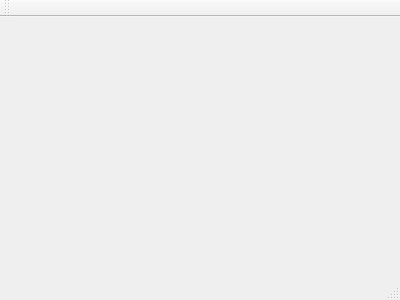
This is homecapt.ui in piti-diablotin/homecapt as Qt 5 draws it before an edit. The edited form follows.
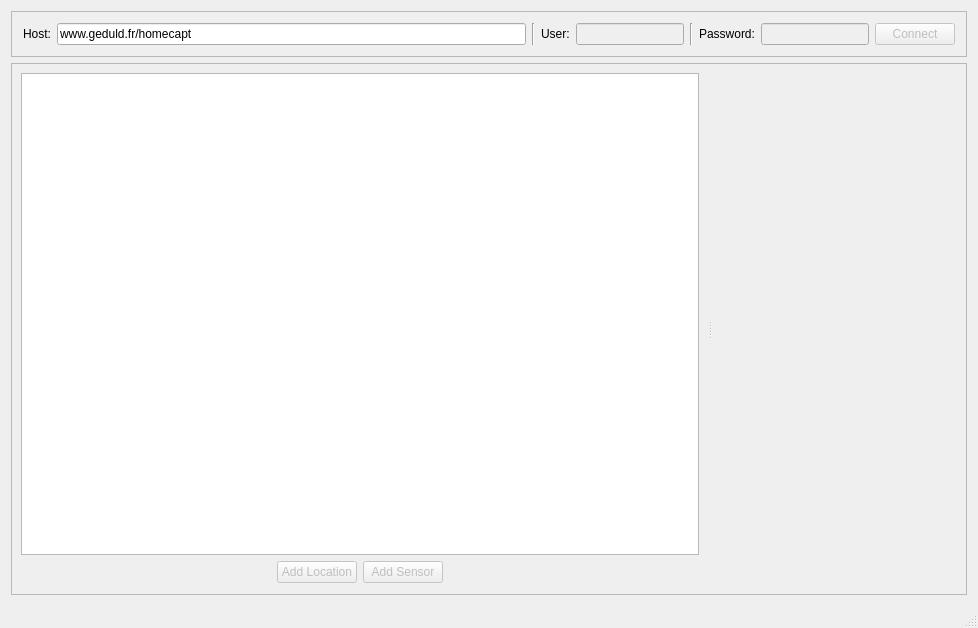
This is the edited form.

Commit message: Retrieve correctly the locations and sensors

Diff of the .ui file:
```diff
--- a/homecapt.ui
+++ b/homecapt.ui
@@ -1,24 +1,235 @@
 <ui version="4.0">
  <class>HomeCapt</class>
- <widget class="QMainWindow" name="HomeCapt" >
-  <property name="geometry" >
+ <widget class="QMainWindow" name="HomeCapt">
+  <property name="geometry">
    <rect>
     <x>0</x>
     <y>0</y>
-    <width>400</width>
-    <height>300</height>
+    <width>978</width>
+    <height>628</height>
    </rect>
   </property>
   <property name="windowTitle" >
    <string>HomeCapt</string>
   </property>
-  <widget class="QMenuBar" name="menuBar" />
-  <widget class="QToolBar" name="mainToolBar" />
-  <widget class="QWidget" name="centralWidget" />
-  <widget class="QStatusBar" name="statusBar" />
+  <widget class="QWidget" name="centralWidget">
+   <layout class="QVBoxLayout" name="verticalLayout">
+    <item>
+     <widget class="QFrame" name="frame">
+      <property name="sizePolicy">
+       <sizepolicy hsizetype="Preferred" vsizetype="Preferred">
+        <horstretch>0</horstretch>
+        <verstretch>0</verstretch>
+       </sizepolicy>
+      </property>
+      <property name="frameShape">
+       <enum>QFrame::StyledPanel</enum>
+      </property>
+      <property name="frameShadow">
+       <enum>QFrame::Raised</enum>
+      </property>
+      <layout class="QHBoxLayout" name="horizontalLayout">
+       <item>
+        <widget class="QLabel" name="label">
+         <property name="text">
+          <string>Host:</string>
+         </property>
+        </widget>
+       </item>
+       <item>
+        <widget class="QLineEdit" name="host">
+         <property name="text">
+          <string>www.geduld.fr/homecapt</string>
+         </property>
+        </widget>
+       </item>
+       <item>
+        <widget class="Line" name="line">
+         <property name="orientation">
+          <enum>Qt::Vertical</enum>
+         </property>
+        </widget>
+       </item>
+       <item>
+        <widget class="QLabel" name="label_2">
+         <property name="text">
+          <string>User:</string>
+         </property>
+        </widget>
+       </item>
+       <item>
+        <widget class="QLineEdit" name="user">
+         <property name="enabled">
+          <bool>false</bool>
+         </property>
+         <property name="sizePolicy">
+          <sizepolicy hsizetype="Preferred" vsizetype="Fixed">
+           <horstretch>0</horstretch>
+           <verstretch>0</verstretch>
+          </sizepolicy>
+         </property>
+        </widget>
+       </item>
+       <item>
+        <widget class="Line" name="line_2">
+         <property name="orientation">
+          <enum>Qt::Vertical</enum>
+         </property>
+        </widget>
+       </item>
+       <item>
+        <widget class="QLabel" name="label_3">
+         <property name="text">
+          <string>Password:</string>
+         </property>
+        </widget>
+       </item>
+       <item>
+        <widget class="QLineEdit" name="password">
+         <property name="enabled">
+          <bool>false</bool>
+         </property>
+         <property name="sizePolicy">
+          <sizepolicy hsizetype="Preferred" vsizetype="Fixed">
+           <horstretch>0</horstretch>
+           <verstretch>0</verstretch>
+          </sizepolicy>
+         </property>
+         <property name="echoMode">
+          <enum>QLineEdit::Password</enum>
+         </property>
+        </widget>
+       </item>
+       <item>
+        <widget class="QPushButton" name="connect">
+         <property name="enabled">
+          <bool>false</bool>
+         </property>
+         <property name="text">
+          <string>Connect</string>
+         </property>
+         <property name="checkable">
+          <bool>true</bool>
+         </property>
+        </widget>
+       </item>
+      </layout>
+     </widget>
+    </item>
+    <item>
+     <widget class="QSplitter" name="splitter">
+      <property name="sizePolicy">
+       <sizepolicy hsizetype="Expanding" vsizetype="Expanding">
+        <horstretch>0</horstretch>
+        <verstretch>0</verstretch>
+       </sizepolicy>
+      </property>
+      <property name="frameShape">
+       <enum>QFrame::StyledPanel</enum>
+      </property>
+      <property name="lineWidth">
+       <number>2</number>
+      </property>
+      <property name="orientation">
+       <enum>Qt::Horizontal</enum>
+      </property>
+      <property name="childrenCollapsible">
+       <bool>false</bool>
+      </property>
+      <widget class="QWidget" name="widget_2" native="true">
+       <layout class="QVBoxLayout" name="verticalLayout_2">
+        <property name="leftMargin">
+         <number>9</number>
+        </property>
+        <property name="topMargin">
+         <number>9</number>
+        </property>
+        <property name="rightMargin">
+         <number>9</number>
+        </property>
+        <item>
+         <widget class="QTreeView" name="LocSensView">
+          <property name="sizePolicy">
+           <sizepolicy hsizetype="Preferred" vsizetype="Expanding">
+            <horstretch>0</horstretch>
+            <verstretch>0</verstretch>
+           </sizepolicy>
+          </property>
+          <property name="editTriggers">
+           <set>QAbstractItemView::NoEditTriggers</set>
+          </property>
+          <attribute name="headerShowSortIndicator" stdset="0">
+           <bool>false</bool>
+          </attribute>
+         </widget>
+        </item>
+        <item>
+         <layout class="QHBoxLayout" name="horizontalLayout_2">
+          <item>
+           <spacer name="horizontalSpacer_4">
+            <property name="orientation">
+             <enum>Qt::Horizontal</enum>
+            </property>
+            <property name="sizeHint" stdset="0">
+             <size>
+              <width>40</width>
+              <height>20</height>
+             </size>
+            </property>
+           </spacer>
+          </item>
+          <item>
+           <widget class="QPushButton" name="addLocation">
+            <property name="enabled">
+             <bool>false</bool>
+            </property>
+            <property name="text">
+             <string>Add Location</string>
+            </property>
+           </widget>
+          </item>
+          <item>
+           <widget class="QPushButton" name="addSensor">
+            <property name="enabled">
+             <bool>false</bool>
+            </property>
+            <property name="text">
+             <string>Add Sensor</string>
+            </property>
+           </widget>
+          </item>
+          <item>
+           <spacer name="horizontalSpacer_3">
+            <property name="orientation">
+             <enum>Qt::Horizontal</enum>
+            </property>
+            <property name="sizeHint" stdset="0">
+             <size>
+              <width>40</width>
+              <height>20</height>
+             </size>
+            </property>
+           </spacer>
+          </item>
+         </layout>
+        </item>
+       </layout>
+      </widget>
+      <widget class="QWidget" name="widget_3" native="true">
+       <property name="sizePolicy">
+        <sizepolicy hsizetype="Preferred" vsizetype="Expanding">
+         <horstretch>0</horstretch>
+         <verstretch>0</verstretch>
+        </sizepolicy>
+       </property>
+      </widget>
+     </widget>
+    </item>
+   </layout>
+  </widget>
+  <widget class="QStatusBar" name="statusBar"/>
  </widget>
- <layoutDefault spacing="6" margin="11" />
- <pixmapfunction></pixmapfunction>
+ <layoutdefault spacing="6" margin="11"/>
  <resources/>
  <connections/>
 </ui>
```
Left out of the diff: 38 changed lines with no effect on the pictures. The commit also changes 6 other files.
